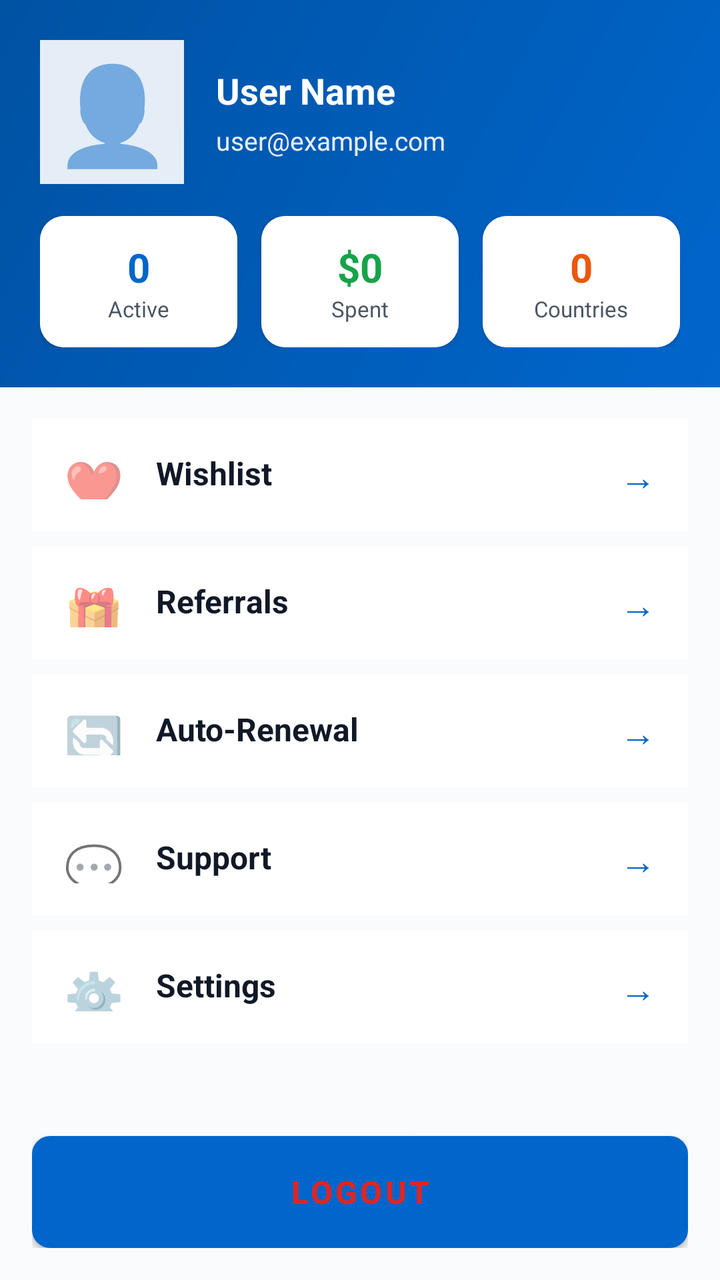
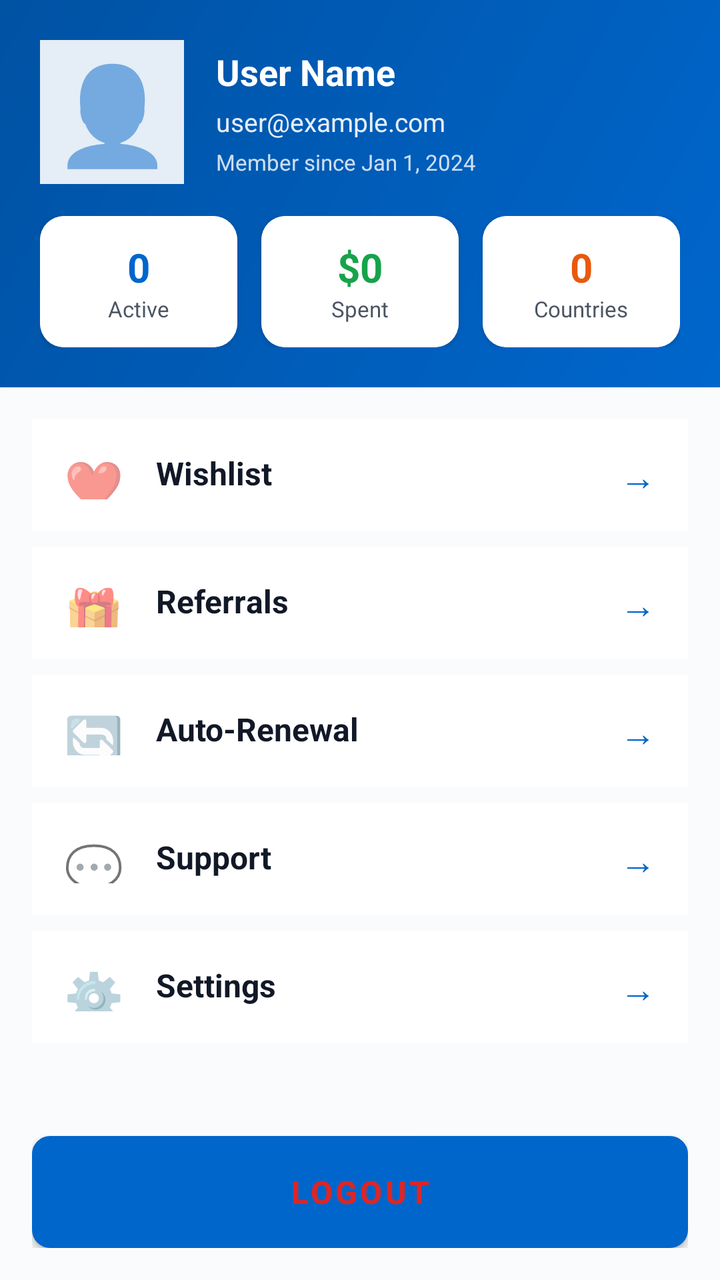

Before-and-after screenshots of an Android layout around one commit, followed by the original layout XML and the change that was made.
<!-- AndroidManifest.xml: application theme Theme.eSIMTravelApp -->
<!-- res/layout/fragment_profile_professional.xml -->
<?xml version="1.0" encoding="utf-8"?>
<LinearLayout xmlns:android="http://schemas.android.com/apk/res/android"
    android:layout_width="match_parent"
    android:layout_height="match_parent"
    android:orientation="vertical"
    android:background="@color/gray_50">

    
    <LinearLayout
        android:layout_width="match_parent"
        android:layout_height="wrap_content"
        android:orientation="vertical"
        android:background="@drawable/gradient_header_bg"
        android:padding="20dp"
        android:paddingTop="24dp">

        
        <LinearLayout
            android:layout_width="match_parent"
            android:layout_height="wrap_content"
            android:orientation="horizontal"
            android:gravity="center_vertical"
            android:layout_marginBottom="16dp">

            <TextView
                android:layout_width="72dp"
                android:layout_height="72dp"
                android:text="👤"
                android:textSize="48sp"
                android:gravity="center"
                android:background="@color/white"
                android:layout_marginEnd="16dp"
                android:alpha="0.9" />

            <LinearLayout
                android:layout_width="0dp"
                android:layout_height="wrap_content"
                android:layout_weight="1"
                android:orientation="vertical">
                <TextView
                    android:id="@+id/profileUserName"
                    android:layout_width="wrap_content"
                    android:layout_height="wrap_content"
                    android:text="User Name"
                    android:textSize="18sp"
                    android:textStyle="bold"
                    android:textColor="@color/white"
                    android:layout_marginBottom="4dp" />
                <TextView
                    android:id="@+id/profileUserEmail"
                    android:layout_width="wrap_content"
                    android:layout_height="wrap_content"
                    android:text="user@example.com"
                    android:textSize="13sp"
                    android:textColor="@color/white"
                    android:alpha="0.9" />
            </LinearLayout>
        </LinearLayout>

        
        <LinearLayout
            android:layout_width="match_parent"
            android:layout_height="wrap_content"
            android:orientation="horizontal"
            android:gravity="center">

            <androidx.cardview.widget.CardView xmlns:cardview="http://schemas.android.com/apk/res-auto"
                android:layout_width="0dp"
                android:layout_height="wrap_content"
                android:layout_weight="1"
                android:layout_marginEnd="8dp"
                cardview:cardCornerRadius="12dp"
                cardview:cardElevation="2dp">
                <LinearLayout
                    android:layout_width="match_parent"
                    android:layout_height="wrap_content"
                    android:orientation="vertical"
                    android:padding="12dp"
                    android:background="@color/white"
                    android:gravity="center">
                    <TextView
                        android:id="@+id/profileActivePlans"
                        android:layout_width="wrap_content"
                        android:layout_height="wrap_content"
                        android:text="0"
                        android:textSize="20sp"
                        android:textStyle="bold"
                        android:textColor="@color/primary" />
                    <TextView
                        android:layout_width="wrap_content"
                        android:layout_height="wrap_content"
                        android:text="Active"
                        android:textSize="11sp"
                        android:textColor="@color/gray_600" />
                </LinearLayout>
            </androidx.cardview.widget.CardView>

            <androidx.cardview.widget.CardView xmlns:cardview="http://schemas.android.com/apk/res-auto"
                android:layout_width="0dp"
                android:layout_height="wrap_content"
                android:layout_weight="1"
                android:layout_marginStart="4dp"
                android:layout_marginEnd="4dp"
                cardview:cardCornerRadius="12dp"
                cardview:cardElevation="2dp">
                <LinearLayout
                    android:layout_width="match_parent"
                    android:layout_height="wrap_content"
                    android:orientation="vertical"
                    android:padding="12dp"
                    android:background="@color/white"
                    android:gravity="center">
                    <TextView
                        android:id="@+id/profileTotalSpent"
                        android:layout_width="wrap_content"
                        android:layout_height="wrap_content"
                        android:text="$0"
                        android:textSize="20sp"
                        android:textStyle="bold"
                        android:textColor="@color/success" />
                    <TextView
                        android:layout_width="wrap_content"
                        android:layout_height="wrap_content"
                        android:text="Spent"
                        android:textSize="11sp"
                        android:textColor="@color/gray_600" />
                </LinearLayout>
            </androidx.cardview.widget.CardView>

            <androidx.cardview.widget.CardView xmlns:cardview="http://schemas.android.com/apk/res-auto"
                android:layout_width="0dp"
                android:layout_height="wrap_content"
                android:layout_weight="1"
                android:layout_marginStart="8dp"
                cardview:cardCornerRadius="12dp"
                cardview:cardElevation="2dp">
                <LinearLayout
                    android:layout_width="match_parent"
                    android:layout_height="wrap_content"
                    android:orientation="vertical"
                    android:padding="12dp"
                    android:background="@color/white"
                    android:gravity="center">
                    <TextView
                        android:id="@+id/profileCountriesVisited"
                        android:layout_width="wrap_content"
                        android:layout_height="wrap_content"
                        android:text="0"
                        android:textSize="20sp"
                        android:textStyle="bold"
                        android:textColor="@color/warning" />
                    <TextView
                        android:layout_width="wrap_content"
                        android:layout_height="wrap_content"
                        android:text="Countries"
                        android:textSize="11sp"
                        android:textColor="@color/gray_600" />
                </LinearLayout>
            </androidx.cardview.widget.CardView>
        </LinearLayout>
    </LinearLayout>

    
    <LinearLayout
        android:layout_width="match_parent"
        android:layout_height="wrap_content"
        android:orientation="vertical"
        android:padding="16dp"
        android:paddingTop="12dp">

        <LinearLayout
            android:id="@+id/wishlistMenuOption"
            android:layout_width="match_parent"
            android:layout_height="56dp"
            android:orientation="horizontal"
            android:gravity="center_vertical"
            android:background="@color/white"
            android:padding="16dp"
            android:layout_marginBottom="8dp">
            <TextView
                android:layout_width="wrap_content"
                android:layout_height="wrap_content"
                android:text="❤️"
                android:textSize="24sp"
                android:layout_marginEnd="16dp" />
            <LinearLayout
                android:layout_width="0dp"
                android:layout_height="wrap_content"
                android:layout_weight="1"
                android:orientation="vertical">
                <TextView
                    android:layout_width="wrap_content"
                    android:layout_height="wrap_content"
                    android:text="Wishlist"
                    android:textSize="16sp"
                    android:textStyle="bold"
                    android:textColor="@color/gray_900" />
                <TextView
                    android:layout_width="wrap_content"
                    android:layout_height="wrap_content"
                    android:text="Your favorite plans"
                    android:textSize="12sp"
                    android:textColor="@color/gray_500" />
            </LinearLayout>
            <TextView
                android:layout_width="wrap_content"
                android:layout_height="wrap_content"
                android:text="→"
                android:textSize="18sp"
                android:textColor="@color/primary" />
        </LinearLayout>

        <LinearLayout
            android:id="@+id/referralMenuOption"
            android:layout_width="match_parent"
            android:layout_height="56dp"
            android:orientation="horizontal"
            android:gravity="center_vertical"
            android:background="@color/white"
            android:padding="16dp"
            android:layout_marginBottom="8dp">
            <TextView
                android:layout_width="wrap_content"
                android:layout_height="wrap_content"
                android:text="🎁"
                android:textSize="24sp"
                android:layout_marginEnd="16dp" />
            <LinearLayout
                android:layout_width="0dp"
                android:layout_height="wrap_content"
                android:layout_weight="1"
                android:orientation="vertical">
                <TextView
                    android:layout_width="wrap_content"
                    android:layout_height="wrap_content"
                    android:text="Referrals"
                    android:textSize="16sp"
                    android:textStyle="bold"
                    android:textColor="@color/gray_900" />
                <TextView
                    android:layout_width="wrap_content"
                    android:layout_height="wrap_content"
                    android:text="Earn rewards"
                    android:textSize="12sp"
                    android:textColor="@color/gray_500" />
            </LinearLayout>
            <TextView
                android:layout_width="wrap_content"
                android:layout_height="wrap_content"
                android:text="→"
                android:textSize="18sp"
                android:textColor="@color/primary" />
        </LinearLayout>

        <LinearLayout
            android:id="@+id/autoRenewalMenuOption"
            android:layout_width="match_parent"
            android:layout_height="56dp"
            android:orientation="horizontal"
            android:gravity="center_vertical"
            android:background="@color/white"
            android:padding="16dp"
            android:layout_marginBottom="8dp">
            <TextView
                android:layout_width="wrap_content"
                android:layout_height="wrap_content"
                android:text="🔄"
                android:textSize="24sp"
                android:layout_marginEnd="16dp" />
            <LinearLayout
                android:layout_width="0dp"
                android:layout_height="wrap_content"
                android:layout_weight="1"
                android:orientation="vertical">
                <TextView
                    android:layout_width="wrap_content"
                    android:layout_height="wrap_content"
                    android:text="Auto-Renewal"
                    android:textSize="16sp"
                    android:textStyle="bold"
                    android:textColor="@color/gray_900" />
                <TextView
                    android:layout_width="wrap_content"
                    android:layout_height="wrap_content"
                    android:text="Manage automatic renewals"
                    android:textSize="12sp"
                    android:textColor="@color/gray_500" />
            </LinearLayout>
            <TextView
                android:layout_width="wrap_content"
                android:layout_height="wrap_content"
                android:text="→"
                android:textSize="18sp"
                android:textColor="@color/primary" />
        </LinearLayout>

        <LinearLayout
            android:id="@+id/supportMenuOption"
            android:layout_width="match_parent"
            android:layout_height="56dp"
            android:orientation="horizontal"
            android:gravity="center_vertical"
            android:background="@color/white"
            android:padding="16dp"
            android:layout_marginBottom="8dp">
            <TextView
                android:layout_width="wrap_content"
                android:layout_height="wrap_content"
                android:text="💬"
                android:textSize="24sp"
                android:layout_marginEnd="16dp" />
            <LinearLayout
                android:layout_width="0dp"
                android:layout_height="wrap_content"
                android:layout_weight="1"
                android:orientation="vertical">
                <TextView
                    android:layout_width="wrap_content"
                    android:layout_height="wrap_content"
                    android:text="Support"
                    android:textSize="16sp"
                    android:textStyle="bold"
                    android:textColor="@color/gray_900" />
                <TextView
                    android:layout_width="wrap_content"
                    android:layout_height="wrap_content"
                    android:text="Contact our team"
                    android:textSize="12sp"
                    android:textColor="@color/gray_500" />
            </LinearLayout>
            <TextView
                android:layout_width="wrap_content"
                android:layout_height="wrap_content"
                android:text="→"
                android:textSize="18sp"
                android:textColor="@color/primary" />
        </LinearLayout>

        <LinearLayout
            android:id="@+id/settingsMenuOption"
            android:layout_width="match_parent"
            android:layout_height="56dp"
            android:orientation="horizontal"
            android:gravity="center_vertical"
            android:background="@color/white"
            android:padding="16dp"
            android:layout_marginBottom="8dp">
            <TextView
                android:layout_width="wrap_content"
                android:layout_height="wrap_content"
                android:text="⚙️"
                android:textSize="24sp"
                android:layout_marginEnd="16dp" />
            <LinearLayout
                android:layout_width="0dp"
                android:layout_height="wrap_content"
                android:layout_weight="1"
                android:orientation="vertical">
                <TextView
                    android:layout_width="wrap_content"
                    android:layout_height="wrap_content"
                    android:text="Settings"
                    android:textSize="16sp"
                    android:textStyle="bold"
                    android:textColor="@color/gray_900" />
                <TextView
                    android:layout_width="wrap_content"
                    android:layout_height="wrap_content"
                    android:text="Preferences &amp; privacy"
                    android:textSize="12sp"
                    android:textColor="@color/gray_500" />
            </LinearLayout>
            <TextView
                android:layout_width="wrap_content"
                android:layout_height="wrap_content"
                android:text="→"
                android:textSize="18sp"
                android:textColor="@color/primary" />
        </LinearLayout>
    </LinearLayout>

    
    <LinearLayout
        android:layout_width="match_parent"
        android:layout_height="wrap_content"
        android:orientation="vertical"
        android:padding="16dp"
        android:layout_weight="1"
        android:gravity="bottom">

        <Button
            android:id="@+id/logoutButton"
            android:layout_width="match_parent"
            android:layout_height="56dp"
            android:text="Logout"
            android:textColor="@color/error"
            android:textSize="16sp"
            android:textStyle="bold"
            android:background="@drawable/button_error_outline_bg" />
    </LinearLayout>

</LinearLayout>
<!-- resources referenced by this layout -->
<resources>
  <color name="error">#FFDC2626</color>
  <color name="gray_50">#FFFAFBFC</color>
  <color name="gray_500">#FF6B7280</color>
  <color name="gray_600">#FF4B5563</color>
  <color name="gray_900">#FF111827</color>
  <color name="primary">#FF0066CC</color>
  <color name="success">#FF16A34A</color>
  <color name="warning">#FFEA580C</color>
  <color name="white">#FFFFFFFF</color>
  <!-- drawable button_error_outline_bg (drawable) -->
  <?xml version="1.0" encoding="utf-8"?>
  <shape xmlns:android="http://schemas.android.com/apk/res/android"
      android:shape="rectangle">
      <solid android:color="@color/white" />
      <corners android:radius="8dp" />
      <stroke android:width="2dp" android:color="@color/error" />
  </shape>
  <!-- drawable gradient_header_bg (drawable) -->
  <?xml version="1.0" encoding="utf-8"?>
  <shape xmlns:android="http://schemas.android.com/apk/res/android"
      android:shape="rectangle">
      <gradient
          android:angle="135"
          android:startColor="@color/primary"
          android:endColor="@color/primary_dark" />
  </shape>
  <style name="Theme.eSIMTravelApp" parent="Theme.MaterialComponents.DayNight.DarkActionBar">
          
          <item name="colorPrimary">@color/primary</item>
          <item name="colorPrimaryVariant">@color/primary_dark</item>
          <item name="colorOnPrimary">@color/white</item>
          
          <item name="colorSecondary">@color/secondary</item>
          <item name="colorSecondaryVariant">@color/secondary_dark</item>
          <item name="colorOnSecondary">@color/black</item>
          
          <item name="android:statusBarColor">?attr/colorPrimary</item>
          
      </style>
  <color name="primary_dark">#FF0052A3</color>
  <color name="secondary">#FF00CC66</color>
  <color name="secondary_dark">#FF009944</color>
  <color name="black">#FF000000</color>
</resources>

<!-- the commit's change to res/layout/fragment_profile_professional.xml (unified diff, before → after) -->
@@ -53,7 +53,16 @@
                     android:text="user@example.com"
                     android:textSize="13sp"
                     android:textColor="@color/white"
-                    android:alpha="0.9" />
+                    android:alpha="0.9"
+                    android:layout_marginBottom="4dp" />
+                <TextView
+                    android:id="@+id/profileMemberSince"
+                    android:layout_width="wrap_content"
+                    android:layout_height="wrap_content"
+                    android:text="Member since Jan 1, 2024"
+                    android:textSize="11sp"
+                    android:textColor="@color/white"
+                    android:alpha="0.8" />
             </LinearLayout>
         </LinearLayout>
 
